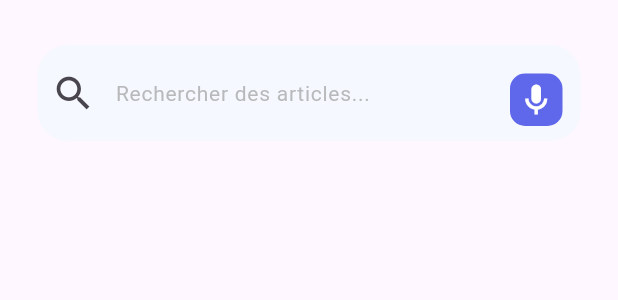
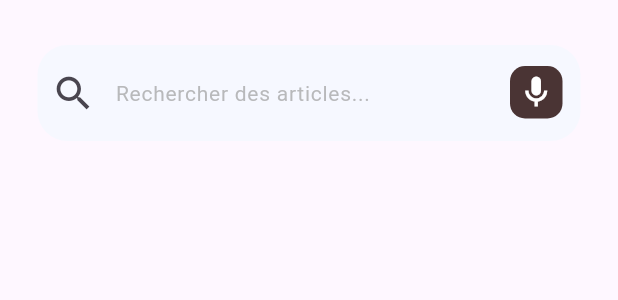
Before and after one commit to nahidath/flutter-app, a Flutter app: the SearchSection widget shown alone on an empty page, opened directly, on a phone screen of 412 x 824 dp. Shown: the top 300 px of the screen. Run offline on Flutter 3.47's test engine with Material 3 defaults, Android fonts, the phone set to English and light mode, and no system bars.

Commit message:
header, search bar and category done

```diff
--- a/myapp/lib/pages/home/widgets/search.dart
+++ b/myapp/lib/pages/home/widgets/search.dart
@@ -13,7 +13,7 @@ class SearchSection extends StatelessWidget {
       child: Stack(
         children: [
           TextField(
-            cursorColor: const Color(0xFF5F67EA),
+            cursorColor: const Color(0xFF282828),
             decoration: InputDecoration(
               fillColor: const Color(0xFFF6F8FF),
               filled: true,
@@ -40,13 +40,13 @@ class SearchSection extends StatelessWidget {
             ),
           ),
           Positioned(
-            bottom: 10,
+            bottom: 15,
             right: 12,
             child: Container(
               padding: const EdgeInsets.all(5),
               decoration: BoxDecoration(
                 borderRadius: BorderRadius.circular(10),
-                color: const Color(0xFF5F67EA),
+                color: const Color(0xFF4A3434),
               ),
               child: const Icon(
                 Icons.mic_outlined,
```
Also changed, not shown: myapp/lib/pages/home/widgets/category.dart (+9 -7 lines).
